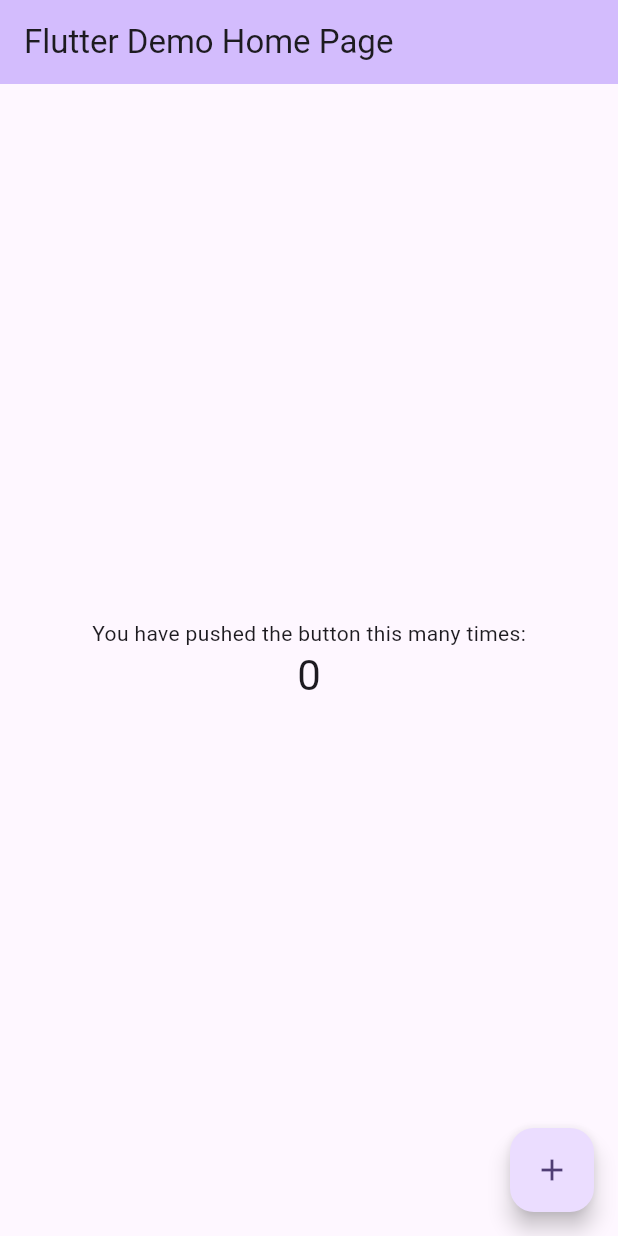
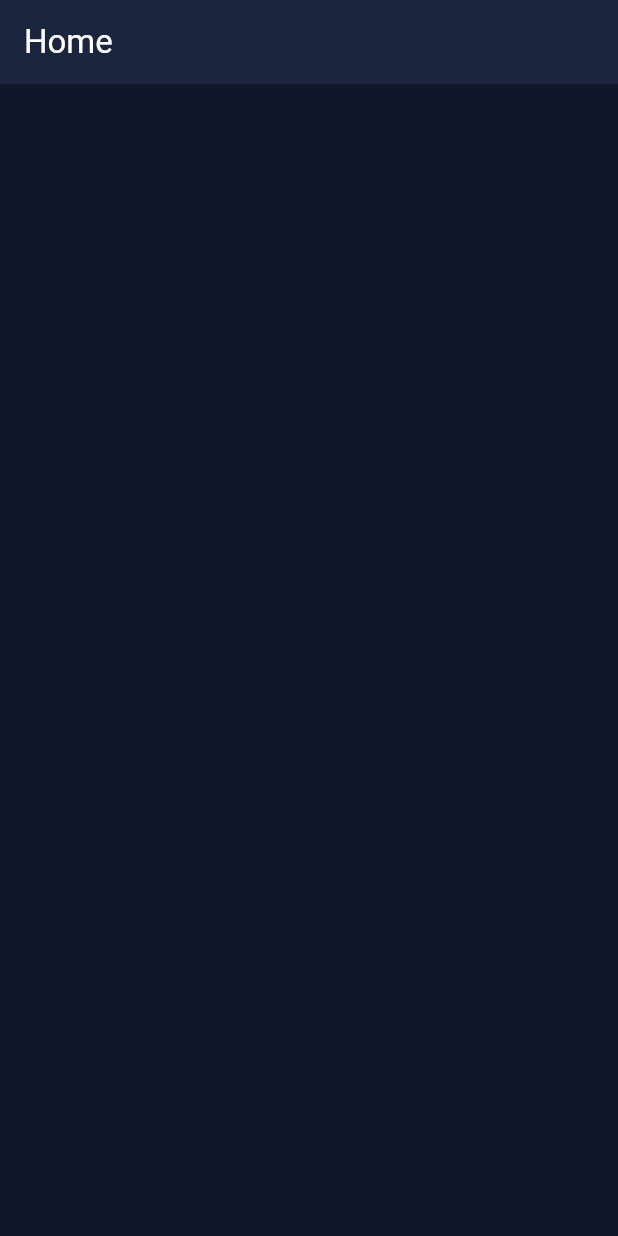
Before and after one commit to muhamedsaber/Tarweej_platform, a Flutter app: the screen it shows after launch, on a phone screen of 412 x 824 dp. Run offline on Flutter 3.47's test engine with Material 3 defaults, Android fonts, the phone set to English and light mode, and no system bars.

Commit message:
Project setup

```diff
--- /dev/null
+++ b/lib/config/router/app_router.dart
@@ -0,0 +1,28 @@
+import 'package:flutter/material.dart';
+import 'package:tarweej_platform/config/router/routes.dart';
+
+class AppRouter {
+   Route onGenerateRoute(RouteSettings settings){
+    switch(settings.name){
+      case Routes.home:
+        return MaterialPageRoute(builder: (_) => Scaffold(
+          appBar: AppBar(
+            title: const Text('Home'),
+          ),
+        ));
+
+      default:
+        return MaterialPageRoute(builder: (_) => const NotFoundScreen());
+    }
+   }
+}
+class NotFoundScreen extends StatelessWidget {
+  const NotFoundScreen({super.key});
+
+  @override
+  Widget build(BuildContext context) {
+    return  const Center(
+      child: Text(' Not Found'),
+    );
+  }
+}
--- /dev/null
+++ b/lib/config/router/routes.dart
@@ -0,0 +1,4 @@
+class Routes {
+  static const String home = '/';
+
+}
--- /dev/null
+++ b/lib/config/theme/dark_theme/dark_theme.dart
@@ -0,0 +1,20 @@
+import 'package:flutter/material.dart';
+import 'package:tarweej_platform/config/theme/dark_theme/dark_theme_color.dart';
+
+class DarkTheme {
+  ThemeData theme = ThemeData(
+    scaffoldBackgroundColor: DarkThemeColors.scaffoldBackgroundColor,
+    primaryColor: DarkThemeColors.primaryColor,
+    colorScheme: const ColorScheme(
+      brightness: Brightness.dark,
+      error: DarkThemeColors.error,
+      onError: DarkThemeColors.onError,
+      primary: DarkThemeColors.primaryColor,
+      secondary: DarkThemeColors.secondaryColor,
+      surface: DarkThemeColors.surface,
+      onSurface: DarkThemeColors.onSurface,
+      onPrimary: DarkThemeColors.onPrimaryColor,
+      onSecondary: DarkThemeColors.onSecondaryColor,
+    ),
+  );
+}
--- /dev/null
+++ b/lib/config/theme/dark_theme/dark_theme_color.dart
@@ -0,0 +1,17 @@
+import 'package:flutter/material.dart';
+
+class DarkThemeColors {
+  DarkThemeColors._();
+  static const Color scaffoldBackgroundColor = Color(0xff0f1629);
+  static const Color primaryColor = Color(0xff0059f7);
+  static const Color onPrimaryColor = Color(0xffffffff);
+  static const Color bottomNavigationBarColor = Color(0xff1a233e);
+  static const Color secondaryColor = Color(0xff7985ad);
+  static const Color onSecondaryColor = Color(0xffffffff);
+  static const Color error = Color(0xffe54047);
+  static const Color onError = Color(0xffffffff);
+  static const Color surface = Color(0xff1b253d);
+  static const Color onSurface = Color(0xffffffff);
+  static const Color cardColor=Color(0xff141d33);
+  static const Color generalBorderColor=Color(0xff7985ad);
+}
--- a/lib/main.dart
+++ b/lib/main.dart
@@ -1,125 +1,19 @@
 import 'package:flutter/material.dart';
+import 'package:tarweej_platform/config/router/app_router.dart';
+import 'package:tarweej_platform/config/theme/dark_theme/dark_theme.dart';
 
 void main() {
-  runApp(const MyApp());
+  runApp(const TarweejPlatformApp());
 }
+class TarweejPlatformApp extends StatelessWidget {
+  const TarweejPlatformApp({super.key});
 
-class MyApp extends StatelessWidget {
-  const MyApp({super.key});
-
-  // This widget is the root of your application.
   @override
   Widget build(BuildContext context) {
     return MaterialApp(
-      title: 'Flutter Demo',
-      theme: ThemeData(
-        // This is the theme of your application.
-        //
-        // TRY THIS: Try running your application with "flutter run". You'll see
-        // the application has a purple toolbar. Then, without quitting the app,
-        // try changing the seedColor in the colorScheme below to Colors.green
-        // and then invoke "hot reload" (save your changes or press the "hot
-        // reload" button in a Flutter-supported IDE, or press "r" if you used
-        // the command line to start the app).
-        //
-        // Notice that the counter didn't reset back to zero; the application
-        // state is not lost during the reload. To reset the state, use hot
-        // restart instead.
-        //
-        // This works for code too, not just values: Most code changes can be
-        // tested with just a hot reload.
-        colorScheme: ColorScheme.fromSeed(seedColor: Colors.deepPurple),
-        useMaterial3: true,
-      ),
-      home: const MyHomePage(title: 'Flutter Demo Home Page'),
+      theme:  DarkTheme().theme,
+      debugShowCheckedModeBanner: false,
+      onGenerateRoute:AppRouter().onGenerateRoute,
     );
   }
 }
-
-class MyHomePage extends StatefulWidget {
-  const MyHomePage({super.key, required this.title});
-
-  // This widget is the home page of your application. It is stateful, meaning
-  // that it has a State object (defined below) that contains fields that affect
-  // how it looks.
-
-  // This class is the configuration for the state. It holds the values (in this
-  // case the title) provided by the parent (in this case the App widget) and
-  // used by the build method of the State. Fields in a Widget subclass are
-  // always marked "final".
-
-  final String title;
-
-  @override
-  State<MyHomePage> createState() => _MyHomePageState();
-}
-
-class _MyHomePageState extends State<MyHomePage> {
-  int _counter = 0;
-
-  void _incrementCounter() {
-    setState(() {
-      // This call to setState tells the Flutter framework that something has
-      // changed in this State, which causes it to rerun the build method below
-      // so that the display can reflect the updated values. If we changed
-      // _counter without calling setState(), then the build method would not be
-      // called again, and so nothing would appear to happen.
-      _counter++;
-    });
-  }
-
-  @override
-  Widget build(BuildContext context) {
-    // This method is rerun every time setState is called, for instance as done
-    // by the _incrementCounter method above.
-    //
-    // The Flutter framework has been optimized to make rerunning build methods
-    // fast, so that you can just rebuild anything that needs updating rather
-    // than having to individually change instances of widgets.
-    return Scaffold(
-      appBar: AppBar(
-        // TRY THIS: Try changing the color here to a specific color (to
-        // Colors.amber, perhaps?) and trigger a hot reload to see the AppBar
-        // change color while the other colors stay the same.
-        backgroundColor: Theme.of(context).colorScheme.inversePrimary,
-        // Here we take the value from the MyHomePage object that was created by
-        // the App.build method, and use it to set our appbar title.
-        title: Text(widget.title),
-      ),
-      body: Center(
-        // Center is a layout widget. It takes a single child and positions it
-        // in the middle of the parent.
-        child: Column(
-          // Column is also a layout widget. It takes a list of children and
-          // arranges them vertically. By default, it sizes itself to fit its
-          // children horizontally, and tries to be as tall as its parent.
-          //
-          // Column has various properties to control how it sizes itself and
-          // how it positions its children. Here we use mainAxisAlignment to
-          // center the children vertically; the main axis here is the vertical
-          // axis because Columns are vertical (the cross axis would be
-          // horizontal).
-          //
-          // TRY THIS: Invoke "debug painting" (choose the "Toggle Debug Paint"
-          // action in the IDE, or press "p" in the console), to see the
-          // wireframe for each widget.
-          mainAxisAlignment: MainAxisAlignment.center,
-          children: <Widget>[
-            const Text(
-              'You have pushed the button this many times:',
-            ),
-            Text(
-              '$_counter',
-              style: Theme.of(context).textTheme.headlineMedium,
-            ),
-          ],
-        ),
-      ),
-      floatingActionButton: FloatingActionButton(
-        onPressed: _incrementCounter,
-        tooltip: 'Increment',
-        child: const Icon(Icons.add),
-      ), // This trailing comma makes auto-formatting nicer for build methods.
-    );
-  }
-}
```
Also changed, not shown: lib/core/helpers/extensions.dart (added, +58 -0 lines), 1 other file.
